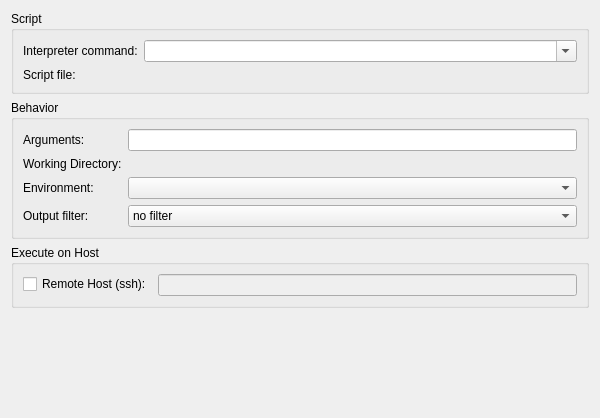
KDE/kdevelop, file plugins/executescript/scriptappconfig.ui: the form before one commit.
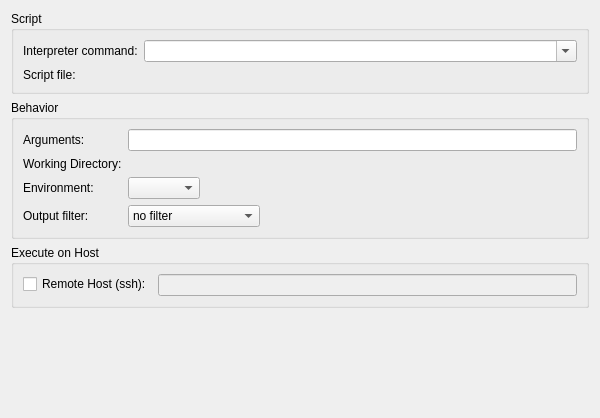
The form after the commit. Custom widgets are drawn as their Qt base class.

Commit message: fix the size of the interpreter line edit in the script config dialog

```diff
--- a/plugins/executescript/scriptappconfig.ui
+++ b/plugins/executescript/scriptappconfig.ui
@@ -82,6 +82,9 @@
       <string>Behavior</string>
      </property>
      <layout class="QFormLayout" name="formLayout">
+      <property name="fieldGrowthPolicy">
+       <enum>QFormLayout::ExpandingFieldsGrow</enum>
+      </property>
       <item row="0" column="0">
        <widget class="QLabel" name="label_3">
         <property name="text">
```
Left out of the diff: 7 changed lines with no effect on the pictures.
